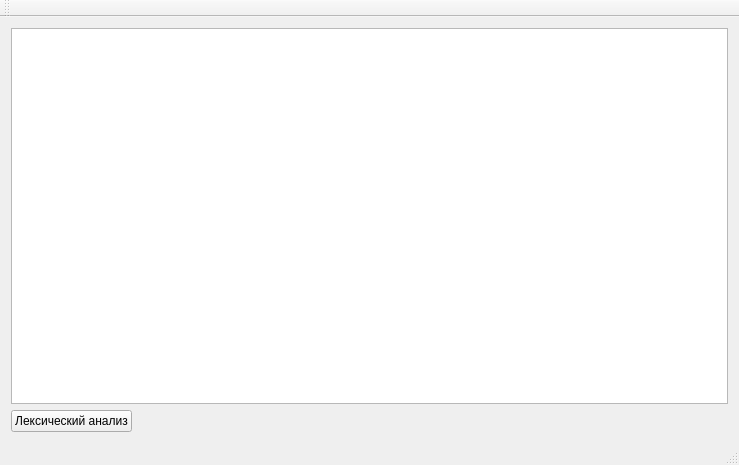
First picture: the form in MyCompiler/mainwindow.ui, repository Domerk/Disp, before the edit.
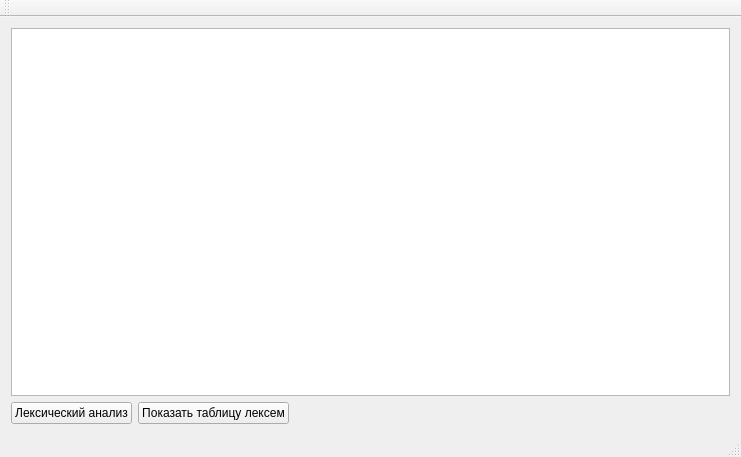
Second picture: the form after the edit.

Commit message: Добавлен вывод таблицы лексем

Patch:
```diff
--- a/MyCompiler/mainwindow.ui
+++ b/MyCompiler/mainwindow.ui
@@ -6,8 +6,8 @@
    <rect>
     <x>0</x>
     <y>0</y>
-    <width>739</width>
-    <height>465</height>
+    <width>741</width>
+    <height>457</height>
    </rect>
   </property>
   <property name="windowTitle">
@@ -21,6 +21,8 @@
        <widget class="QTextEdit" name="textEdit"/>
       </item>
       <item>
+       <layout class="QHBoxLayout" name="horizontalLayout">
+        <item>
        <widget class="QPushButton" name="pushButton">
         <property name="sizePolicy">
          <sizepolicy hsizetype="Fixed" vsizetype="Fixed">
@@ -33,6 +35,34 @@
         </property>
        </widget>
       </item>
+        <item>
+         <widget class="QPushButton" name="pushButton_2">
+          <property name="sizePolicy">
+           <sizepolicy hsizetype="Minimum" vsizetype="Minimum">
+            <horstretch>0</horstretch>
+            <verstretch>0</verstretch>
+           </sizepolicy>
+          </property>
+          <property name="text">
+           <string>Показать таблицу лексем</string>
+          </property>
+         </widget>
+        </item>
+        <item>
+         <spacer name="horizontalSpacer">
+          <property name="orientation">
+           <enum>Qt::Horizontal</enum>
+          </property>
+          <property name="sizeHint" stdset="0">
+           <size>
+            <width>40</width>
+            <height>20</height>
+           </size>
+          </property>
+         </spacer>
+        </item>
+       </layout>
+      </item>
      </layout>
     </item>
    </layout>
```
Left out of the diff: 2 changed lines with no effect on the pictures. Lines whose indentation alone changed are shown as unchanged. The commit also changes 2 other files.
